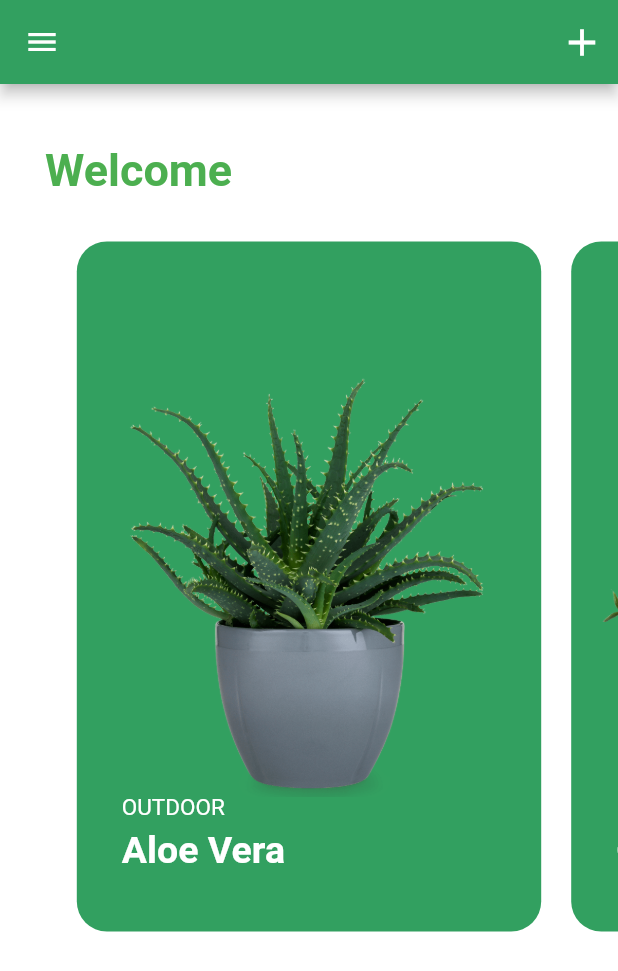
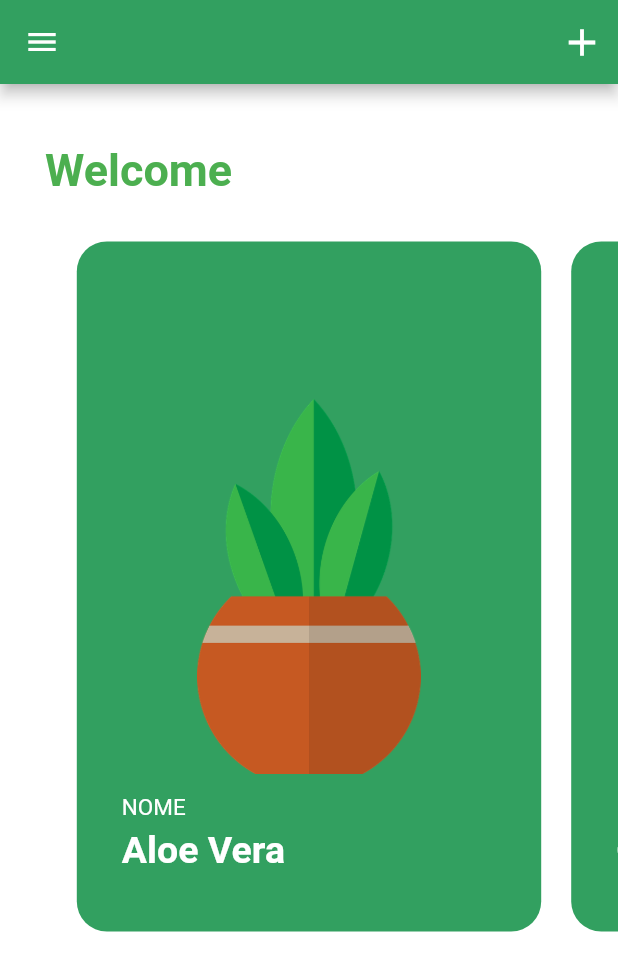
Before and after one commit to paola-machado/Ipot-app, a Flutter app: the screen it shows after launch, on a phone screen of 412 x 824 dp. Shown: the top 971 px of the screen. Run offline on Flutter 3.47's test engine with Material 2 defaults, Android fonts, the phone set to English and light mode, and no system bars; our stand-ins replace firebase_core; missing offline and left inert: loading_animations; accounts and stored records are empty.

```diff
--- a/lib/main.dart
+++ b/lib/main.dart
@@ -1,3 +1,4 @@
+import 'package:Ipot/screens/arduinoscreen.dart';
 import 'package:firebase_core/firebase_core.dart';
 import 'package:flutter/material.dart';
 import 'package:flutter/services.dart';
--- a/lib/models/plant.dart
+++ b/lib/models/plant.dart
@@ -1,6 +1,5 @@
 class Plant {
   String nomeComum;
-  String imageUrl;
   String nomeCientifico;
   String quantiaAgua;
   String quantiaSol;
@@ -8,8 +7,7 @@ class Plant {
 
   Map<String, dynamic> toJson() {
     return {
-      'imageUrl': imageUrl,
-      'nome': nomeComum,
+      'nomeComum': nomeComum,
       'nomeCientifico': nomeCientifico,
       'quantiaAgua': quantiaAgua,
       'quantiaSol': quantiaSol,
@@ -18,7 +16,6 @@ class Plant {
   }
 
   fromJson(Map<String, dynamic> map) {
-    imageUrl = map['imageUrl'];
     nomeComum = map['nomeComum'];
     nomeCientifico = map['nomeCientifico'];
     quantiaAgua = map['quantiaAgua'];
--- a/lib/models/plantmodel.dart
+++ b/lib/models/plantmodel.dart
@@ -18,7 +18,6 @@ class Plant {
 
 final List<Plant> plants = [
   Plant(
-    imageUrl: 'assets/images/plant0.png',
     name: 'Aloe Vera',
     category: 'Outdoor',
     price: 'fdsfdsfsd',
@@ -27,7 +26,6 @@ final List<Plant> plants = [
         'Aloe vera is a succulent plant species of the genus Aloe. It\'s medicinal uses and air purifying ability make it an awesome plant.',
   ),
   Plant(
-    imageUrl: 'assets/images/plant1.png',
     name: 'Cool Plant',
     category: 'Indoor',
     price: 'fdfsdfsdfds',
@@ -36,7 +34,6 @@ final List<Plant> plants = [
         'Lorem ipsum dolor sit amet, consectetur adipiscing elit. Curabitur porta risus id urna luctus efficitur.',
   ),
   Plant(
-    imageUrl: 'assets/images/plant2.png',
     name: 'Really Cool Plant',
     category: 'New Arrival',
     price: 'sdfdsfsdfsd',
--- a/lib/screens/mainscreen.dart
+++ b/lib/screens/mainscreen.dart
@@ -1,3 +1,4 @@
+import 'package:Ipot/screens/arduinoscreen.dart';
 import 'package:flutter/material.dart';
 import 'package:flutter/services.dart';
 import 'package:Ipot/models/plantmodel.dart';
@@ -58,17 +59,14 @@ class _MainScreenState extends State<MainScreen>
               child: Stack(
                 children: <Widget>[
                   Center(
-                    child: Hero(
-                      tag: plants[index].imageUrl,
                       child: Image(
-                        height: 280.0,
-                        width: 280.0,
+                        height: 250.0,
+                        width: 250.0,
                         image: AssetImage(
-                          'assets/images/plant$index.png',
+                          'assets/images/potted-plant.png',
                         ),
-                        fit: BoxFit.cover,
+                        fit: BoxFit.fitHeight,
                       ),
-                    ),
                   ),
                   Positioned(
                     left: 30.0,
@@ -77,7 +75,7 @@ class _MainScreenState extends State<MainScreen>
                       crossAxisAlignment: CrossAxisAlignment.start,
                       children: <Widget>[
                         Text(
-                          plants[index].category.toUpperCase(),
+                          'NOME',
                           style: TextStyle(
                             color: Colors.white,
                             fontSize: 15.0,
@@ -131,8 +129,8 @@ class _MainScreenState extends State<MainScreen>
           children: <Widget>[
             DrawerHeader(
               child: Text(
-                '',
-                style: TextStyle(color: Colors.white, fontSize: 25),
+                'Menu',
+                style: TextStyle(color: Colors.white, fontSize: 20),
               ),
               decoration: BoxDecoration(
                   color: Color(0xFF32A060),
@@ -141,24 +139,19 @@ class _MainScreenState extends State<MainScreen>
                       image: AssetImage('assets/images/menu.jpg'))),
             ),
             ListTile(
-              leading: Icon(Icons.verified_user),
-              title: Text('Profile'),
+              leading: Icon(Icons.add_circle_outline),
+              title: Text('Nova planta'),
               onTap: () => {Navigator.of(context).pop()},
             ),
             ListTile(
-              leading: Icon(Icons.settings),
-              title: Text('Settings'),
-              onTap: () => {Navigator.of(context).pop()},
-            ),
-            ListTile(
-              leading: Icon(Icons.border_color),
-              title: Text('Feedback'),
-              onTap: () => {Navigator.of(context).pop()},
-            ),
-            ListTile(
-              leading: Icon(Icons.exit_to_app),
-              title: Text('Logout'),
-              onTap: () => {Navigator.of(context).pop()},
+              leading: Icon(Icons.wifi_rounded),
+              title: Text('Controle Vaso'),
+              onTap: () {
+                Navigator.push(
+                  context,
+                  MaterialPageRoute(builder: (context) => ArduinoScreen()),
+                );
+              },
             ),
           ],
         ),
--- a/pubspec.yaml
+++ b/pubspec.yaml
@@ -13,7 +13,6 @@ dependencies:
   cloud_firestore: ^0.14.1+2
   firebase_core: 0.5.0
   firebase_auth: 0.18.0+1
-  flappy_search_bar: 1.4.1
   loading_animations: "^2.1.0"
   cupertino_icons: ^0.1.3
   firebase_database: 4.1.0
```
Also changed, not shown: lib/screens/arduinoscreen.dart (added, +71 -0 lines), lib/screens/plantsearch.dart (+2 -15 lines), lib/screens/searchpage.dart (deleted, +0 -60 lines), assets/images/plant0.png (deleted), assets/images/plant1.png (deleted), assets/images/plant2.png (deleted), assets/images/potted-plant.png (added), 1 other file.
